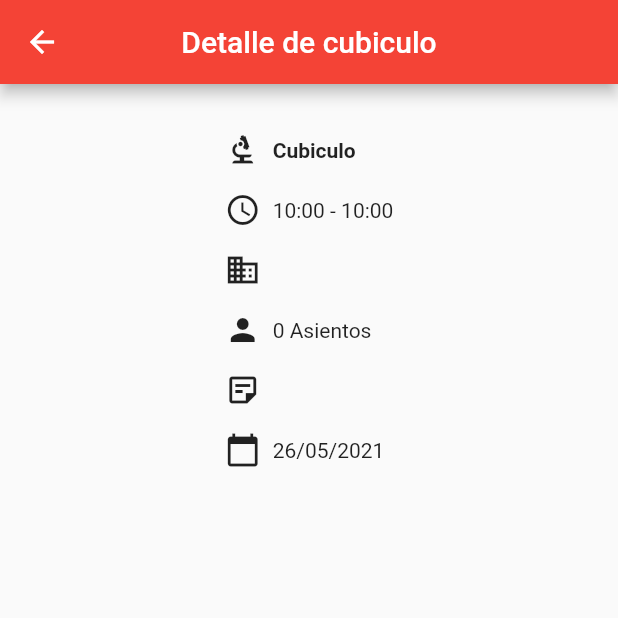
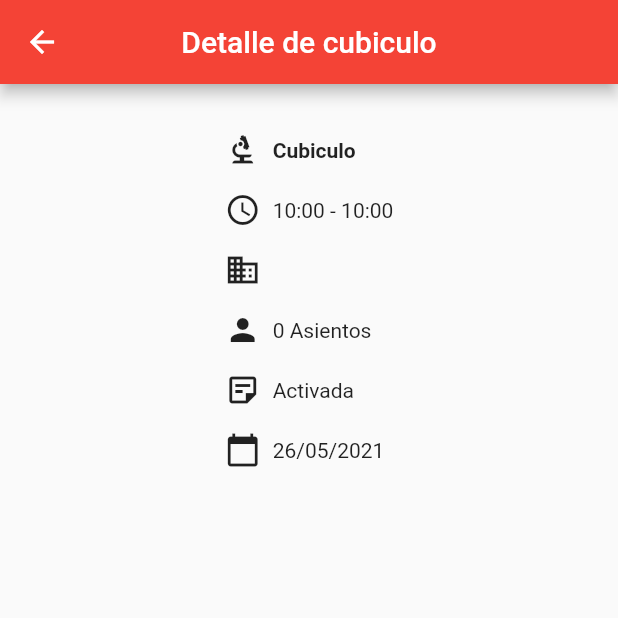
Before and after one commit to willingtonortiz/cubipool2, a Flutter app: the DetailMyReservationPaage screen opened directly with empty values, on a phone screen of 412 x 824 dp, the top half of it. Run offline on Flutter 3.47's test engine with Material 2 defaults, Android fonts, the phone set to English and light mode, and no system bars; our stand-ins replace dartz, flutter_conditional_rendering, flutter_hooks, flutter_riverpod, get_it, hive and 2 more; missing offline and left inert: qr_code_scanner; accounts and stored records are empty; project files that could hold a hidden picture were left out.

Commit message:
Translate reservation statuses

```diff
--- a/lib/modules/profile/domain/entities/reservation.dart
+++ b/lib/modules/profile/domain/entities/reservation.dart
@@ -1,5 +1,6 @@
 import 'dart:convert';
 
+import 'package:cubipool2/core/utils/reservation_states.dart';
 import 'package:intl/intl.dart';
 
 class Reservation {
@@ -9,7 +10,7 @@ class Reservation {
   final DateTime startDateTime;
   final DateTime endDateTime;
   final int seats;
-  final String type;
+  final ReserveStates type;
 
   Reservation({
     required this.id,
--- a/lib/modules/profile/presentation/pages/my_reservations_page.dart
+++ b/lib/modules/profile/presentation/pages/my_reservations_page.dart
@@ -1,3 +1,4 @@
+import 'package:cubipool2/core/utils/reservation_states.dart';
 import 'package:cubipool2/modules/profile/domain/entities/reservation.dart';
 import 'package:cubipool2/modules/reservation/presentation/pages/detail_my_reservation_page.dart';
 import 'package:flutter/cupertino.dart';
@@ -144,7 +145,8 @@ class _MyReservationsPageState extends State<MyReservationsPage> {
                         children: [
                           Icon(Icons.sticky_note_2_outlined),
                           const SizedBox(width: 8.0),
-                          Text(reservation.type),
+                          Text(ReserveStates
+                              .values[reservation.type.index].translation!),
                         ],
                       ),
                     ])),
--- a/lib/modules/reservation/infrastructure/repositories/reservations_repository_impl.dart
+++ b/lib/modules/reservation/infrastructure/repositories/reservations_repository_impl.dart
@@ -66,6 +66,8 @@ class ReservationsRepositoryImpl implements ReservationsRepository {
       },
     );
 
+    print(startTime.toIso8601String());
+    print(endTime.toIso8601String());
     if (response.statusCode != HttpStatus.created) {
       final responseError = ServerFailure.fromMap(
         jsonDecode(response.body),
--- a/lib/modules/reservation/presentation/pages/detail_my_reservation_page.dart
+++ b/lib/modules/reservation/presentation/pages/detail_my_reservation_page.dart
@@ -2,6 +2,7 @@ import 'dart:async';
 import 'dart:convert';
 import 'dart:io';
 import 'package:cubipool2/core/configuration/constants.dart';
+import 'package:cubipool2/core/utils/reservation_states.dart';
 import 'package:cubipool2/modules/auth/services/jwt_service.dart';
 import 'package:cubipool2/modules/profile/domain/entities/reservation.dart';
 import 'package:cubipool2/shared/models/response_error.dart';
@@ -107,7 +108,8 @@ class _DetailMyReservationPaage extends State<DetailMyReservationPaage> {
                     children: [
                       Icon(Icons.sticky_note_2_outlined),
                       const SizedBox(width: 8.0),
-                      Text(widget.reservation.type),
+                      Text(ReserveStates
+                          .values[widget.reservation.type.index].translation!),
                     ],
                   ),
                   const SizedBox(height: 16.0),
```
Also changed, not shown: lib/core/utils/reservation_states.dart (added, +35 -0 lines).
